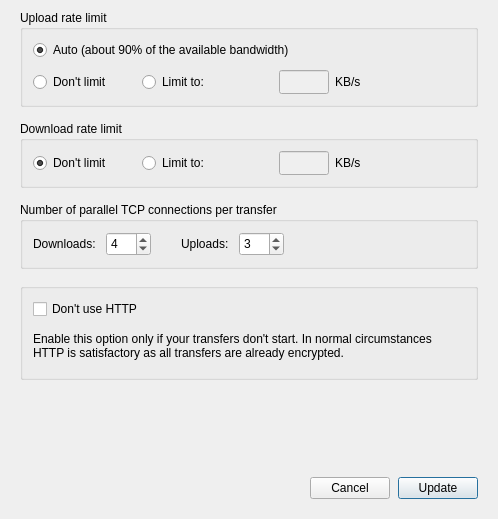
meganz/MEGAsync, file src/MEGASync/gui/win/BandwidthSettings.ui: the form before one commit.
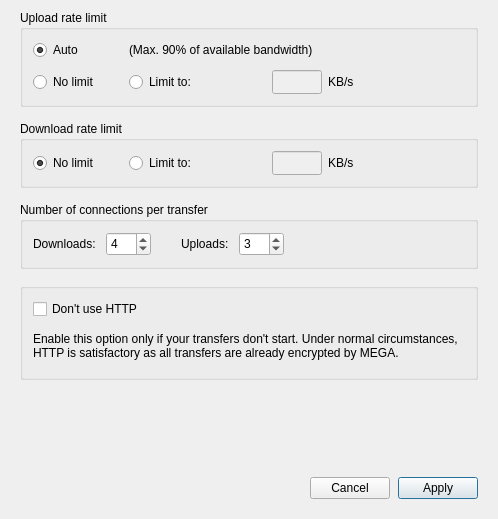
The form after the commit.

Commit message: SNC-2077. Handle translation after Settings revamp

Patch:
```diff
--- a/src/MEGASync/gui/win/BandwidthSettings.ui
+++ b/src/MEGASync/gui/win/BandwidthSettings.ui
@@ -74,40 +74,6 @@
       <property name="bottomMargin">
        <number>10</number>
       </property>
-      <item row="0" column="0" colspan="2">
-       <widget class="QRadioButton" name="rUploadAutoLimit">
-        <property name="sizePolicy">
-         <sizepolicy hsizetype="Minimum" vsizetype="Preferred">
-          <horstretch>0</horstretch>
-          <verstretch>0</verstretch>
-         </sizepolicy>
-        </property>
-        <property name="minimumSize">
-         <size>
-          <width>0</width>
-          <height>0</height>
-         </size>
-        </property>
-        <property name="maximumSize">
-         <size>
-          <width>16777215</width>
-          <height>16777215</height>
-         </size>
-        </property>
-        <property name="focusPolicy">
-         <enum>Qt::StrongFocus</enum>
-        </property>
-        <property name="styleSheet">
-         <string notr="true"/>
-        </property>
-        <property name="text">
-         <string>Auto (about 90% of the available bandwidth)</string>
-        </property>
-        <property name="checked">
-         <bool>true</bool>
-        </property>
-       </widget>
-      </item>
       <item row="1" column="0">
        <widget class="QRadioButton" name="rUploadNoLimit">
         <property name="sizePolicy">
@@ -132,7 +98,7 @@
          <enum>Qt::StrongFocus</enum>
         </property>
         <property name="text">
-         <string>Don't limit</string>
+         <string>No limit</string>
         </property>
         <property name="checked">
          <bool>false</bool>
@@ -235,6 +201,47 @@
         </layout>
        </widget>
       </item>
+      <item row="0" column="0">
+       <widget class="QRadioButton" name="rUploadAutoLimit">
+        <property name="sizePolicy">
+         <sizepolicy hsizetype="Minimum" vsizetype="Preferred">
+          <horstretch>0</horstretch>
+          <verstretch>0</verstretch>
+         </sizepolicy>
+        </property>
+        <property name="minimumSize">
+         <size>
+          <width>0</width>
+          <height>0</height>
+         </size>
+        </property>
+        <property name="maximumSize">
+         <size>
+          <width>16777215</width>
+          <height>16777215</height>
+         </size>
+        </property>
+        <property name="focusPolicy">
+         <enum>Qt::StrongFocus</enum>
+        </property>
+        <property name="styleSheet">
+         <string notr="true"/>
+        </property>
+        <property name="text">
+         <string>Auto</string>
+        </property>
+        <property name="checked">
+         <bool>true</bool>
+        </property>
+       </widget>
+      </item>
+      <item row="0" column="1">
+       <widget class="QLabel" name="label">
+        <property name="text">
+         <string>(Max. 90% of available bandwidth)</string>
+        </property>
+       </widget>
+      </item>
      </layout>
     </widget>
    </item>
@@ -301,7 +308,7 @@
          <enum>Qt::StrongFocus</enum>
         </property>
         <property name="text">
-         <string>Don't limit</string>
+         <string>No limit</string>
         </property>
         <property name="checked">
          <bool>true</bool>
@@ -410,7 +417,7 @@
       </sizepolicy>
      </property>
      <property name="title">
-      <string>Number of parallel TCP connections per transfer</string>
+      <string>Number of connections per transfer</string>
      </property>
      <layout class="QFormLayout" name="formLayout">
       <property name="fieldGrowthPolicy">
@@ -552,7 +559,7 @@
          </sizepolicy>
         </property>
         <property name="text">
-         <string>Enable this option only if your transfers don't start. In normal circumstances HTTP is satisfactory as all transfers are already encrypted.</string>
+         <string>Enable this option only if your transfers don't start. Under normal circumstances, HTTP is satisfactory as all transfers are already encrypted by MEGA.</string>
         </property>
         <property name="wordWrap">
          <bool>true</bool>
@@ -622,7 +629,7 @@
       <item>
        <widget class="QPushButton" name="bUpdate">
         <property name="text">
-         <string>Update</string>
+         <string>Apply</string>
         </property>
         <property name="default">
          <bool>true</bool>
```
The commit also changes 16 other files.
